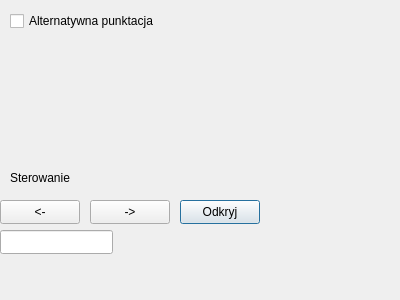
Above: configurationwindow.ui from OtoshigamiX/SquareQuizzer before the change. Below: the same form after it.
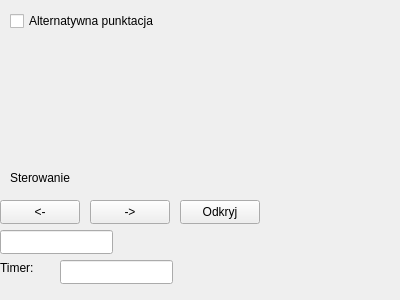
That is the form after the change.

Commit message: Added timer functionality

What changed in the file:
```diff
--- a/configurationwindow.ui
+++ b/configurationwindow.ui
@@ -90,10 +90,36 @@
      <height>24</height>
     </rect>
    </property>
+   <property name="focusPolicy">
+    <enum>Qt::NoFocus</enum>
+   </property>
    <property name="text">
     <string>Odkryj</string>
    </property>
   </widget>
+  <widget class="QLineEdit" name="timerLineEdit">
+   <property name="geometry">
+    <rect>
+     <x>60</x>
+     <y>260</y>
+     <width>113</width>
+     <height>24</height>
+    </rect>
+   </property>
+  </widget>
+  <widget class="QLabel" name="label_2">
+   <property name="geometry">
+    <rect>
+     <x>0</x>
+     <y>260</y>
+     <width>49</width>
+     <height>16</height>
+    </rect>
+   </property>
+   <property name="text">
+    <string>Timer:</string>
+   </property>
+  </widget>
  </widget>
  <resources/>
  <connections/>
```
The commit also changes 5 other files.
